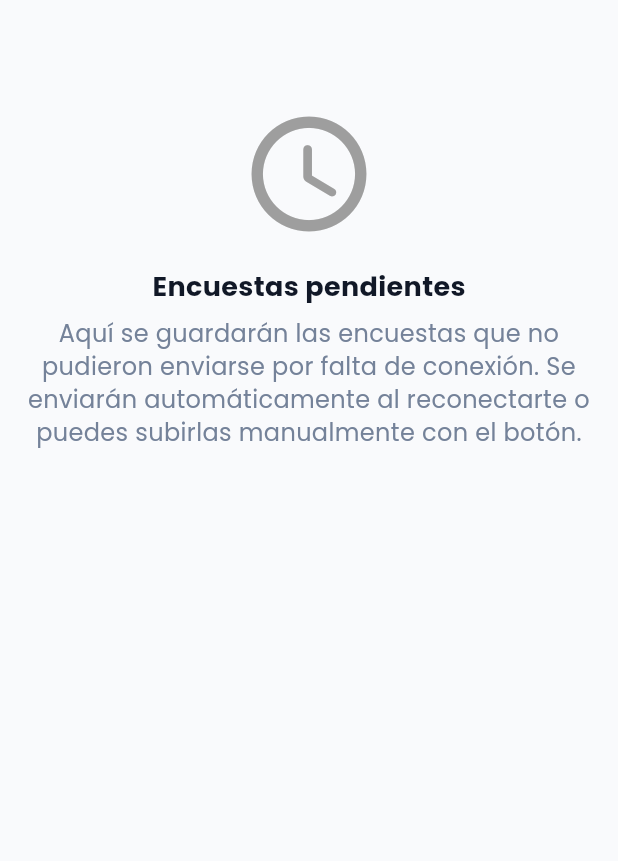
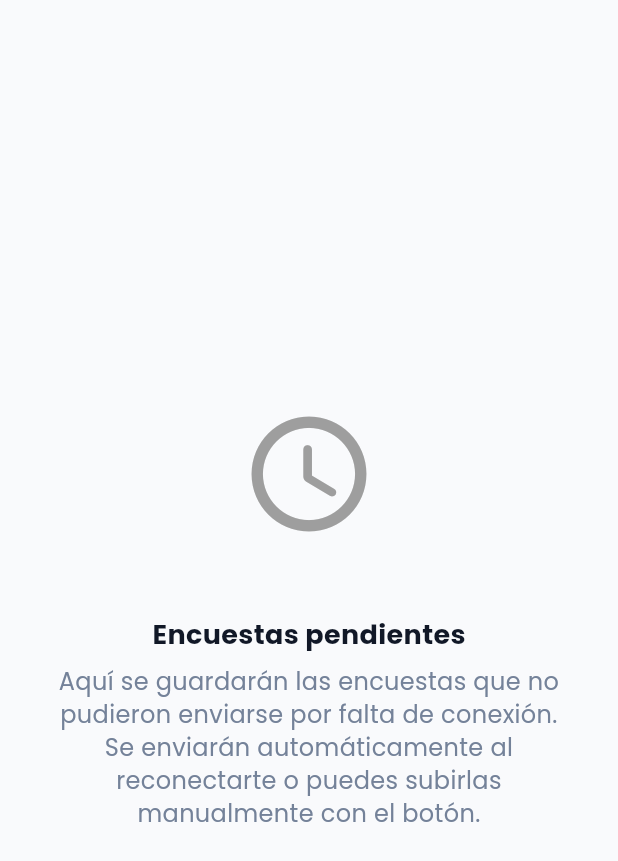
Before and after one commit to MonikG-4/chiguiro-app, a Flutter app: the EmptyState widget shown alone on an empty page, opened directly, on a phone screen of 412 x 824 dp. Shown: the top 861 px of the screen. Run offline on Flutter 3.47's test engine with Material 3 defaults, Android fonts, the phone set to English and light mode, and no system bars; our stand-ins replace connectivity_plus, dartz, firebase_core, firebase_messaging, flutter_local_notifications, flutter_svg and 11 more; missing offline and left inert: flutter_sound; accounts and stored records are empty; network calls fail.

```diff
--- a/lib/app/presentation/pages/surveyor/pages/pendingSurveys/widgets/empty_pending.dart
+++ b/lib/app/presentation/pages/surveyor/pages/pendingSurveys/widgets/empty_pending.dart
@@ -8,14 +8,17 @@ class EmptyState extends StatelessWidget {
   @override
   Widget build(BuildContext context) {
     final scheme = Theme.of(context).extension<AppColorScheme>()!;
-    return Center(
-      child: Padding(
-        padding: const EdgeInsets.only(top: 70),
+    return Container(
+      width: double.infinity,
+      height: double.infinity,
+      color: scheme.firstBackground,
+      padding: const EdgeInsets.symmetric(vertical: 16.0, horizontal: 32.0),
       child: Column(
+        mainAxisAlignment: MainAxisAlignment.center,
+        crossAxisAlignment: CrossAxisAlignment.center,
         children: [
-            const Icon(Icons.access_time_rounded,
-                size: 92, color: Colors.grey),
-            const SizedBox(height: 16),
+          const Icon(Icons.access_time_rounded, size: 92, color: Colors.grey),
+          const SizedBox(height: 48),
           const Text('Encuestas pendientes',
               style: TextStyle(fontSize: 18, fontWeight: FontWeight.bold)),
           const SizedBox(height: 8),
@@ -27,7 +30,6 @@ class EmptyState extends StatelessWidget {
           ),
         ],
       ),
-      ),
     );
   }
 }
```
Also changed, not shown: lib/app/presentation/controllers/survey_controller.dart (+15 -7 lines). Lines whose indentation alone changed are shown as unchanged.
